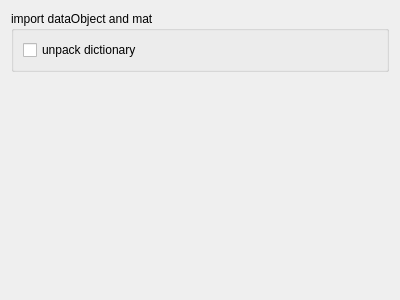
First picture: the form in Qitom/ui/widgetPropWorkspaceUnpack.ui, repository itom-project/itom, before the edit.
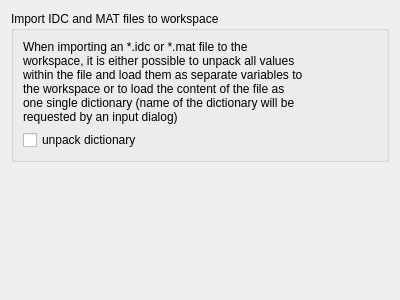
Second picture: the form after the edit.

Commit message: further improvements for packed or unpacked import of idc or mat files

Diff of the .ui file:
```diff
--- a/Qitom/ui/widgetPropWorkspaceUnpack.ui
+++ b/Qitom/ui/widgetPropWorkspaceUnpack.ui
@@ -17,16 +17,26 @@
    <item row="0" column="0">
     <widget class="QGroupBox" name="groupBox">
      <property name="title">
-      <string>import dataObject and mat</string>
+      <string>Import IDC and MAT files to workspace</string>
      </property>
      <layout class="QGridLayout" name="gridLayout">
-      <item row="0" column="0" colspan="2">
+      <item row="1" column="0" colspan="2">
        <widget class="QCheckBox" name="checkBoxUnpackDictionary">
         <property name="text">
          <string>unpack dictionary</string>
         </property>
        </widget>
       </item>
+      <item row="0" column="0">
+       <widget class="QLabel" name="label">
+        <property name="text">
+         <string>When importing an *.idc or *.mat file to the workspace, it is either possible to unpack all values within the file and load them as separate variables to the workspace or to load the content of the file as one single dictionary (name of the dictionary will be requested by an input dialog)</string>
+        </property>
+        <property name="wordWrap">
+         <bool>true</bool>
+        </property>
+       </widget>
+      </item>
      </layout>
     </widget>
    </item>
```
The commit also changes 2 other files.
